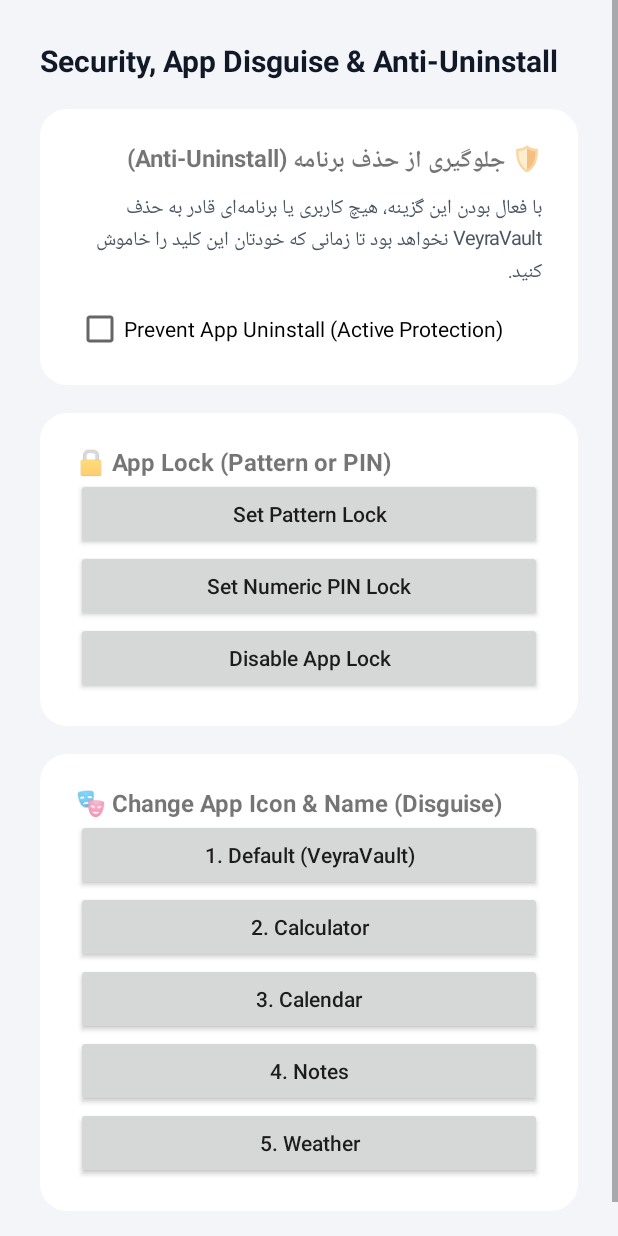
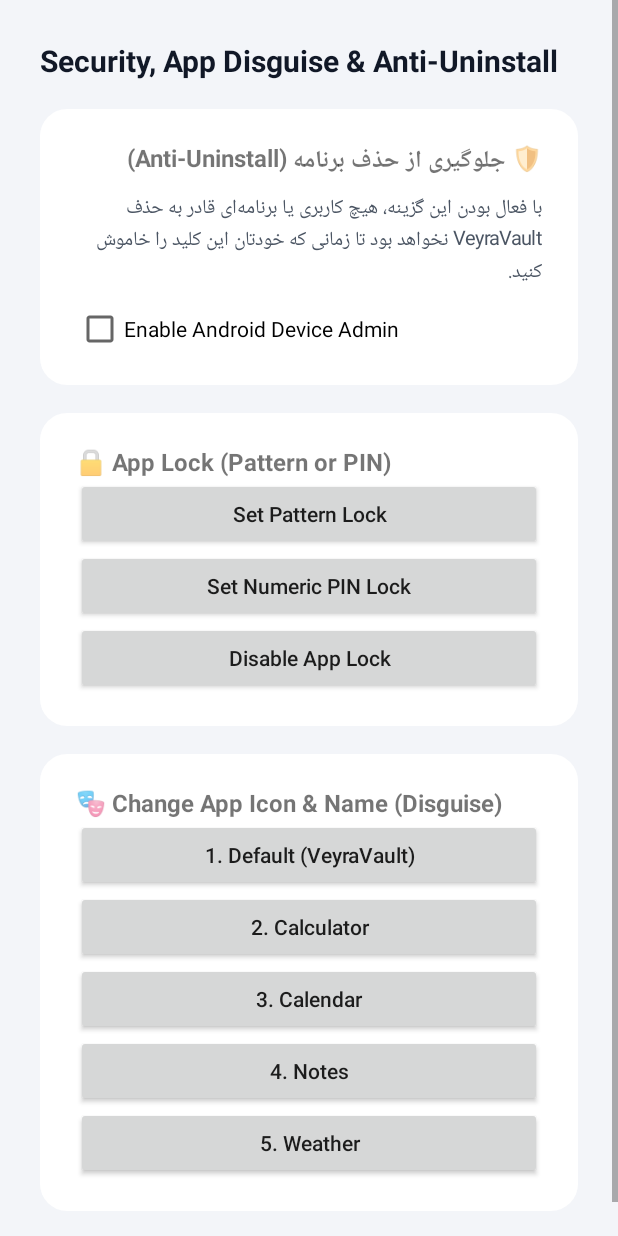
Before and after one commit to vaultveyra/VeyraVault-Project, an Android app: the SecuritySettingsActivity screen opened directly, with no data from a screen before it, on a phone screen of 412 x 824 dp. Run offline under Robolectric (Android 15) with nearby library versions, the phone set to English and light mode, and no system bars.

Commit message:
Stage 2: update SecuritySettingsActivity.java

```diff
--- a/app/src/main/java/com/veyravault/space/ui/SecuritySettingsActivity.java
+++ b/app/src/main/java/com/veyravault/space/ui/SecuritySettingsActivity.java
@@ -57,7 +57,7 @@ public class SecuritySettingsActivity extends BaseActivity {
         cardAnti.addView(antiDesc);
 
         antiUninstallSwitch = new CheckBox(this);
-        antiUninstallSwitch.setText(fa ? "قفل کردن حذف برنامه (غیرقابل حذف شدن)" : "Prevent App Uninstall (Active Protection)");
+        antiUninstallSwitch.setText(fa ? "فعال‌سازی دسترسی مدیر دستگاه اندروید" : "Enable Android Device Admin");
         antiUninstallSwitch.setChecked(VaultDeviceAdminReceiver.isAntiUninstallActive(this));
         antiUninstallSwitch.setOnCheckedChangeListener(new CompoundButton.OnCheckedChangeListener() {
             @Override
```
